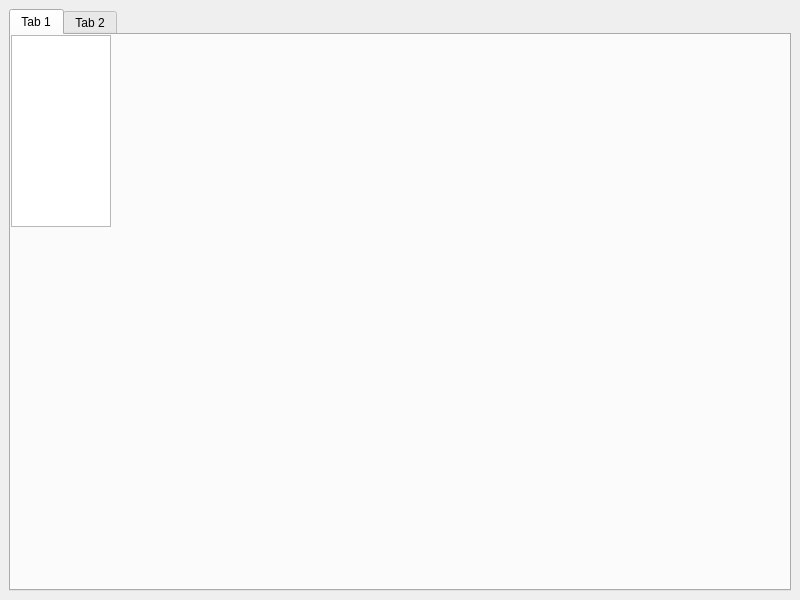
JokerNoJoke/qt-admin, file mainwindow.ui: the form before one commit.
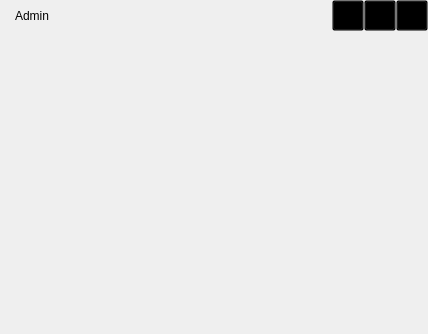
The form after the commit. Icons and pictures are not drawn.

Commit message: customize the title bar

What changed in the file:
```diff
--- a/mainwindow.ui
+++ b/mainwindow.ui
@@ -1,77 +1,145 @@
 <?xml version="1.0" encoding="UTF-8"?>
 <ui version="4.0">
  <class>MainWindow</class>
- <widget class="QMainWindow" name="MainWindow">
+ <widget class="QWidget" name="MainWindow">
   <property name="geometry">
    <rect>
     <x>0</x>
     <y>0</y>
-    <width>800</width>
-    <height>600</height>
+    <width>428</width>
+    <height>334</height>
    </rect>
   </property>
   <property name="minimumSize">
    <size>
     <width>400</width>
-    <height>400</height>
+    <height>300</height>
    </size>
   </property>
-  <property name="windowTitle">
-   <string>MainWindow</string>
-  </property>
-  <widget class="QWidget" name="centralwidget">
-   <layout class="QHBoxLayout" name="horizontalLayout_2">
-    <item>
-     <widget class="QTabWidget" name="tabWidget">
-      <property name="currentIndex">
-       <number>0</number>
-      </property>
-      <widget class="QWidget" name="tab_1">
-       <attribute name="title">
-        <string>Tab 1</string>
-       </attribute>
-       <widget class="QStackedWidget" name="stackedWidget">
-        <property name="geometry">
-         <rect>
-          <x>100</x>
-          <y>0</y>
-          <width>671</width>
-          <height>551</height>
-         </rect>
-        </property>
-       </widget>
-       <widget class="QListWidget" name="listWidget">
-        <property name="geometry">
-         <rect>
-          <x>0</x>
-          <y>0</y>
-          <width>100</width>
-          <height>192</height>
-         </rect>
-        </property>
-        <property name="minimumSize">
-         <size>
-          <width>100</width>
-          <height>0</height>
-         </size>
-        </property>
-        <property name="maximumSize">
-         <size>
-          <width>100</width>
-          <height>16777215</height>
-         </size>
-        </property>
-       </widget>
+  <layout class="QVBoxLayout" name="verticalLayout">
+   <property name="spacing">
+    <number>0</number>
+   </property>
+   <property name="sizeConstraint">
+    <enum>QLayout::SetMinAndMaxSize</enum>
+   </property>
+   <property name="leftMargin">
+    <number>0</number>
+   </property>
+   <property name="topMargin">
+    <number>0</number>
+   </property>
+   <property name="rightMargin">
+    <number>0</number>
+   </property>
+   <property name="bottomMargin">
+    <number>0</number>
+   </property>
+   <item>
+    <layout class="QHBoxLayout" name="horizontalLayout" stretch="0,4,0,0,0">
+     <property name="spacing">
+      <number>0</number>
+     </property>
+     <item>
+      <widget class="QLabel" name="label_title">
+       <property name="minimumSize">
+        <size>
+         <width>64</width>
+         <height>0</height>
+        </size>
+       </property>
+       <property name="text">
+        <string>Admin</string>
+       </property>
+       <property name="alignment">
+        <set>Qt::AlignCenter</set>
+       </property>
       </widget>
-      <widget class="QWidget" name="tab_2">
-       <attribute name="title">
-        <string>Tab 2</string>
-       </attribute>
+     </item>
+     <item>
+      <widget class="QListWidget" name="listWidget">
+       <property name="maximumSize">
+        <size>
+         <width>16777215</width>
+         <height>32</height>
+        </size>
+       </property>
+       <property name="styleSheet">
+        <string notr="true">QListWidget { background-color: transparent; border: none;}</string>
+       </property>
+       <property name="flow">
+        <enum>QListView::LeftToRight</enum>
+       </property>
       </widget>
-     </widget>
-    </item>
-   </layout>
-  </widget>
+     </item>
+     <item>
+      <widget class="QToolButton" name="toolButton_min">
+       <property name="styleSheet">
+        <string notr="true">QToolButton { background-color: transparent; }
+QToolButton:hover { background-color: rgba(102, 102, 102, 0.5); }</string>
+       </property>
+       <property name="icon">
+        <iconset resource="resource/resource.qrc">
+         <normaloff>:/icon/window_min.svg</normaloff>:/icon/window_min.svg</iconset>
+       </property>
+       <property name="iconSize">
+        <size>
+         <width>24</width>
+         <height>24</height>
+        </size>
+       </property>
+      </widget>
+     </item>
+     <item>
+      <widget class="QToolButton" name="toolButton_max">
+       <property name="styleSheet">
+        <string notr="true">QToolButton { background-color: transparent; }
+QToolButton:hover { background-color: rgba(102, 102, 102, 0.5); }</string>
+       </property>
+       <property name="icon">
+        <iconset resource="resource/resource.qrc">
+         <normaloff>:/icon/window_max.svg</normaloff>:/icon/window_max.svg</iconset>
+       </property>
+       <property name="iconSize">
+        <size>
+         <width>24</width>
+         <height>24</height>
+        </size>
+       </property>
+      </widget>
+     </item>
+     <item>
+      <widget class="QToolButton" name="toolButton_close">
+       <property name="styleSheet">
+        <string notr="true">QToolButton { background-color: transparent; }
+QToolButton:hover { background-color: rgba(255, 0, 0, 0.5); }</string>
+       </property>
+       <property name="icon">
+        <iconset resource="resource/resource.qrc">
+         <normaloff>:/icon/window_close.svg</normaloff>:/icon/window_close.svg</iconset>
+       </property>
+       <property name="iconSize">
+        <size>
+         <width>24</width>
+         <height>24</height>
+        </size>
+       </property>
+      </widget>
+     </item>
+    </layout>
+   </item>
+   <item>
+    <widget class="QStackedWidget" name="stackedWidget">
+     <property name="minimumSize">
+      <size>
+       <width>400</width>
+       <height>300</height>
+      </size>
+     </property>
+     <widget class="QWidget" name="page"/>
+    </widget>
+   </item>
+  </layout>
  </widget>
  <resources/>
  <connections/>
```
Left out of the diff: 55 changed lines with no effect on the pictures. The commit also changes 9 other files.
